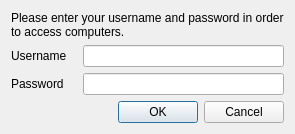
veyon/veyon, file core/dialogs/PasswordDialog.ui: the form before one commit.
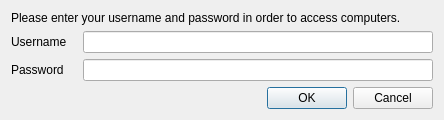
The form after the commit. Icons and pictures are not drawn.

Commit message:
Core: PasswordDialog: set minimum size for input
For some languages the input field is too small for longer user names.
Therefore set a minimum size.

```diff
--- a/core/dialogs/PasswordDialog.ui
+++ b/core/dialogs/PasswordDialog.ui
@@ -33,7 +33,14 @@
       </widget>
      </item>
      <item row="0" column="1">
-      <widget class="QLineEdit" name="username"/>
+      <widget class="QLineEdit" name="username">
+       <property name="minimumSize">
+        <size>
+         <width>350</width>
+         <height>0</height>
+        </size>
+       </property>
+      </widget>
      </item>
      <item row="1" column="0">
       <widget class="QLabel" name="label_3">
```
